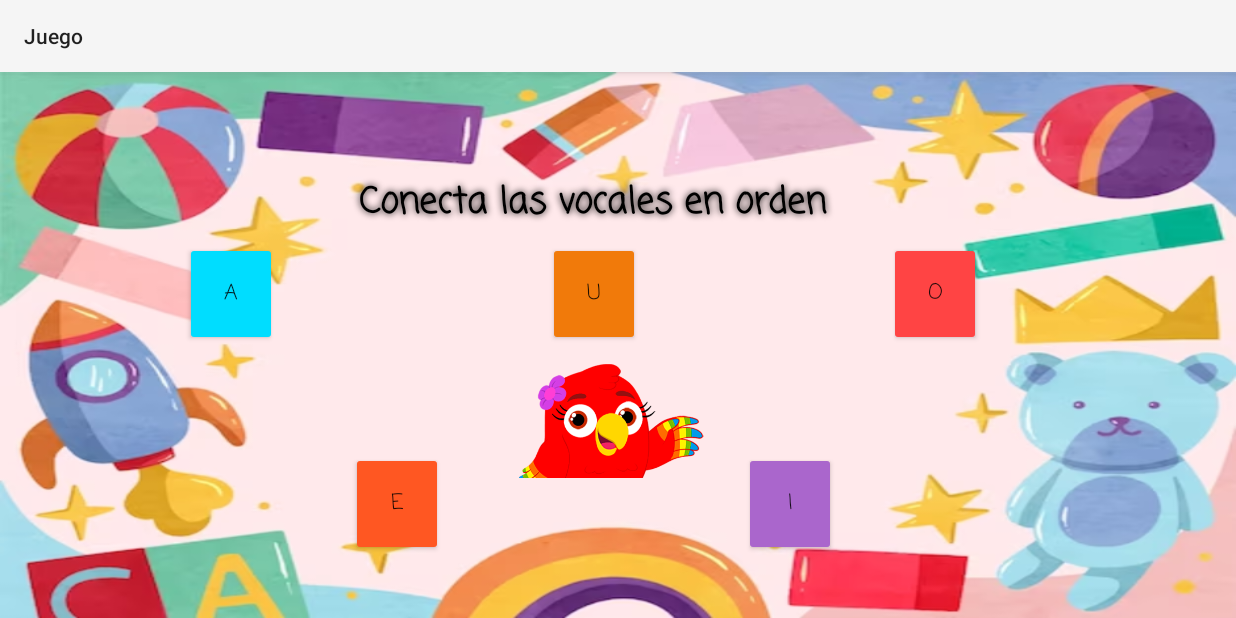
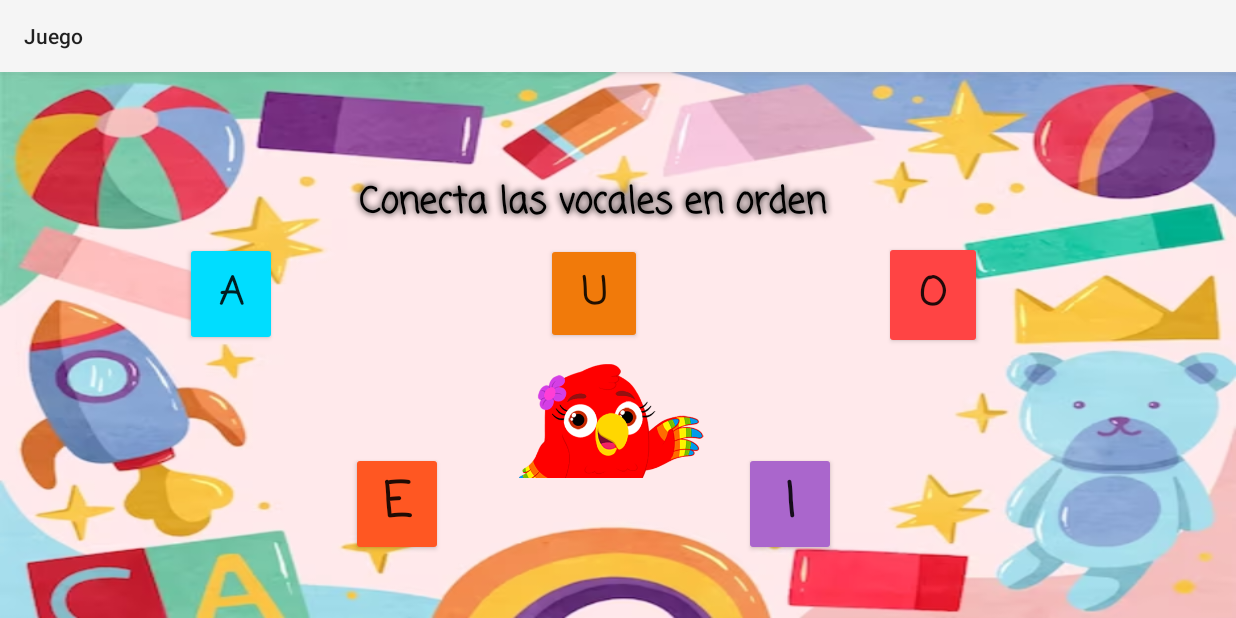
Before and after one commit to andrespallango/Juego, an Android app: the JuegoConectar screen opened directly, with no data from a screen before it, on a phone screen of 824 x 412 dp (held sideways). Run offline under Robolectric (Android 15) with nearby library versions, the phone set to English and light mode, and no system bars; Roboto replaces fonts that are not available here.

Commit message:
Versión final 3.0

```diff
--- a/app/src/main/res/layout/activity_juego_conectar.xml
+++ b/app/src/main/res/layout/activity_juego_conectar.xml
@@ -33,6 +33,8 @@
         android:backgroundTint="@android:color/holo_purple"
         android:fontFamily="@font/coming_soon"
         android:text="I"
+        android:textSize="32sp"
+        android:textStyle="bold"
         app:layout_constraintBottom_toBottomOf="parent"
         app:layout_constraintEnd_toEndOf="parent"
         app:layout_constraintHorizontal_bias="0.65"
@@ -42,11 +44,13 @@
 
     <Button
         android:id="@+id/bt_U"
-        android:layout_width="61dp"
-        android:layout_height="69dp"
+        android:layout_width="64dp"
+        android:layout_height="67dp"
         android:backgroundTint="?android:attr/colorFocusedHighlight"
         android:fontFamily="@font/coming_soon"
         android:text="U"
+        android:textSize="25sp"
+        android:textStyle="bold"
         app:layout_constraintBottom_toBottomOf="parent"
         app:layout_constraintEnd_toEndOf="parent"
         app:layout_constraintHorizontal_bias="0.479"
@@ -68,11 +72,13 @@
 
     <Button
         android:id="@+id/bt_O"
-        android:layout_width="61dp"
-        android:layout_height="69dp"
+        android:layout_width="65dp"
+        android:layout_height="72dp"
         android:backgroundTint="@android:color/holo_red_light"
         android:fontFamily="@font/coming_soon"
         android:text="O"
+        android:textSize="26sp"
+        android:textStyle="bold"
         app:layout_constraintBottom_toBottomOf="parent"
         app:layout_constraintEnd_toEndOf="parent"
         app:layout_constraintHorizontal_bias="0.777"
@@ -87,6 +93,8 @@
         android:backgroundTint="@android:color/holo_blue_bright"
         android:fontFamily="@font/coming_soon"
         android:text="A"
+        android:textSize="25sp"
+        android:textStyle="bold"
         app:layout_constraintBottom_toBottomOf="parent"
         app:layout_constraintEnd_toEndOf="parent"
         app:layout_constraintHorizontal_bias="0.162"
@@ -138,6 +146,8 @@
         android:backgroundTint="?attr/colorError"
         android:fontFamily="@font/coming_soon"
         android:text="E"
+        android:textSize="32sp"
+        android:textStyle="bold"
         app:layout_constraintBottom_toBottomOf="parent"
         app:layout_constraintEnd_toEndOf="parent"
         app:layout_constraintHorizontal_bias="0.307"
```
